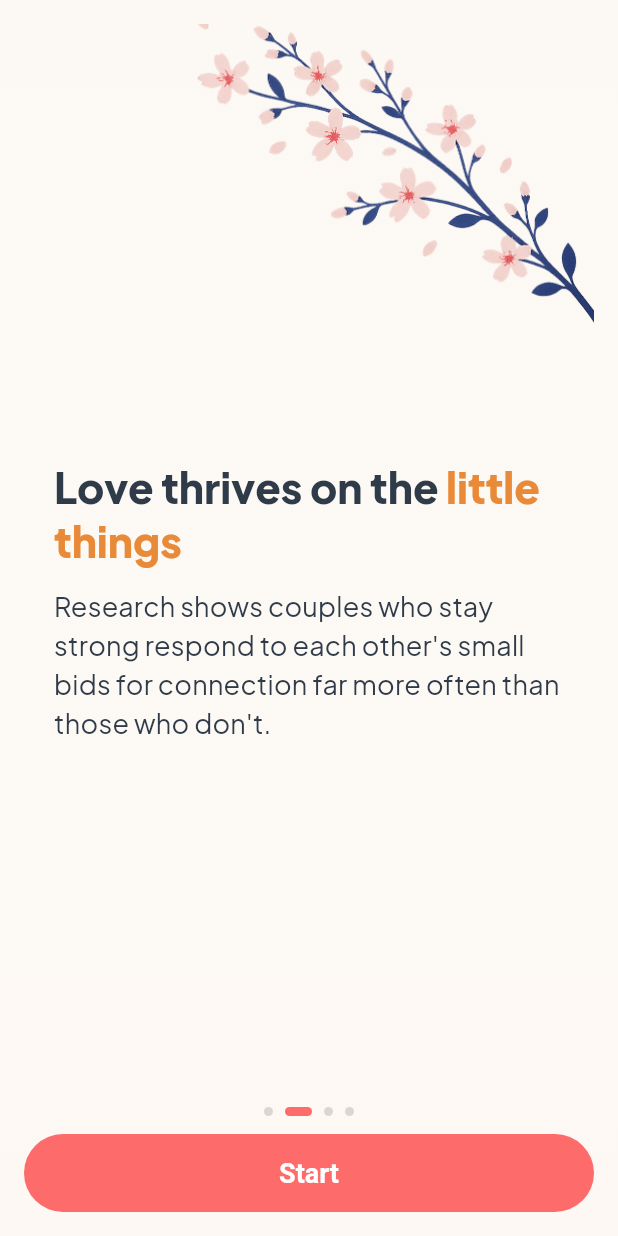
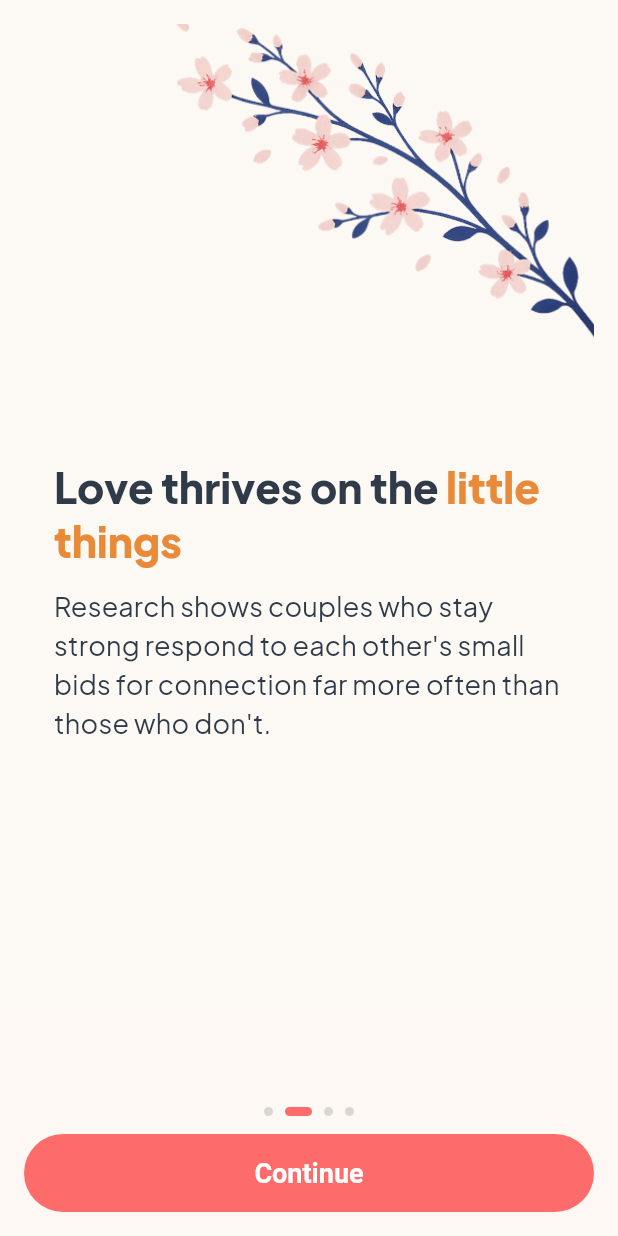
Before and after one commit to miedo007/LittleActs, a Flutter app: the screen it shows after launch, swiped to page 2, on a phone screen of 412 x 824 dp. Run offline on Flutter 3.47's test engine with Material 3 defaults, Android fonts, the phone set to English and light mode, and no system bars; our stand-ins replace flutter_local_notifications, flutter_riverpod, go_router, google_fonts, in_app_purchase, shared_preferences and 1 more.

Commit message:
onboarding screens improved

```diff
--- a/lib/features/onboarding/onboarding_screen.dart
+++ b/lib/features/onboarding/onboarding_screen.dart
@@ -40,6 +40,8 @@ class _OnboardingScreenState extends ConsumerState<OnboardingScreen> {
 
   @override
   Widget build(BuildContext context) {
+    final buttonLabel =
+        _index == 0 ? 'Start' : (_index < 3 ? 'Continue' : 'Get Started');
     return Scaffold(
       body: Stack(
         children: [
@@ -50,18 +52,29 @@ class _OnboardingScreenState extends ConsumerState<OnboardingScreen> {
             intensityDark: 0.30,
             child: Column(children: [
               Expanded(
-                child: PageView(
+                child: Stack(
+                  children: [
+                    if (_index > 0)
+                      Positioned(
+                        top: -20,
+                        right: -55,
+                        child: IgnorePointer(
+                          ignoring: true,
+                          child: _FloatingBranch(asset: 'assets/branch.png', width: 360),
+                        ),
+                      ),
+                    PageView(
                       controller: _controller,
                       onPageChanged: (i) => setState(() => _index = i),
                       children: [
-                    _SplashPage(),
+                        const _SplashPage(),
                         _PerkPage(
                           title: 'Love thrives on the little things',
                           subtitle: "Research shows couples who stay strong respond to each other's small bids for connection far more often than those who don't.",
                           icon: Icons.favorite_rounded,
                           titleWeight: FontWeight.w800,
                           highlightSubphrase: 'little things',
-                      highlightColor: Color(0xFFE98A39),
+                          highlightColor: const Color(0xFFE98A39),
                         ),
                         _PerkPage(
                           title: 'Life gets loud. Love gets crowded out.',
@@ -69,7 +82,7 @@ class _OnboardingScreenState extends ConsumerState<OnboardingScreen> {
                           icon: Icons.cake_rounded,
                           titleWeight: FontWeight.w900,
                           highlightSubphrase: 'Love gets crowded out.',
-                      highlightColor: Color(0xFFDD5A54),
+                          highlightColor: const Color(0xFFDD5A54),
                         ),
                         _PerkPage(
                           title: 'Small acts, repeated, change everything.',
@@ -78,6 +91,8 @@ class _OnboardingScreenState extends ConsumerState<OnboardingScreen> {
                           titleWeight: FontWeight.w900,
                           highlightSubphrase: 'change everything',
                           highlightColor: Theme.of(context).colorScheme.primary,
+                        ),
+                      ],
                     ),
                   ],
                 ),
@@ -100,7 +115,7 @@ class _OnboardingScreenState extends ConsumerState<OnboardingScreen> {
                             if (!context.mounted) return;
                             context.goNamed('partnerProfile');
                           },
-                    child: Text(_index < 3 ? 'Start' : 'Get Started'),
+                    child: Text(buttonLabel),
                   ),
                 ),
               ]),
@@ -133,16 +148,7 @@ class _PerkPage extends StatelessWidget {
 
   @override
   Widget build(BuildContext context) {
-    return Stack(
-      children: [
-        Positioned(
-          top: -20,
-          right: -50,
-          child: IgnorePointer(
-            child: _FloatingBranch(asset: imageAsset ?? 'assets/branch.png', width: 340),
-          ),
-        ),
-        Align(
+    return Align(
       alignment: Alignment.centerLeft,
       child: Padding(
         padding: const EdgeInsets.only(top: 60, left: 20, right: 16),
@@ -166,8 +172,6 @@ class _PerkPage extends StatelessWidget {
           ],
         ),
       ),
-        ),
-      ],
     );
   }
 }
```
Lines whose indentation alone changed are shown as unchanged.
